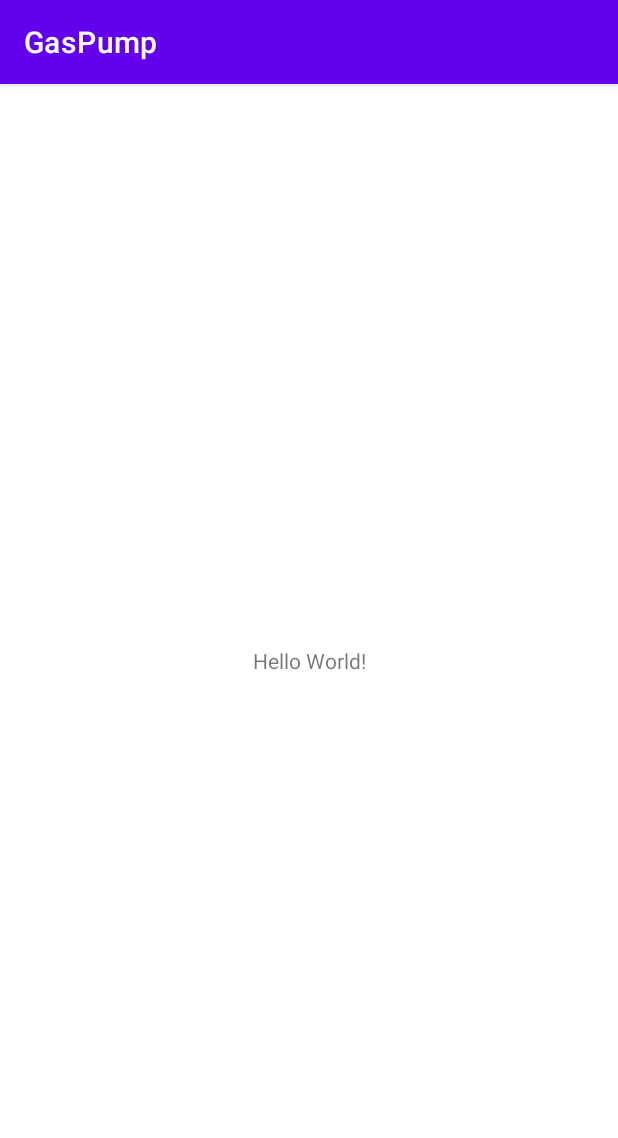
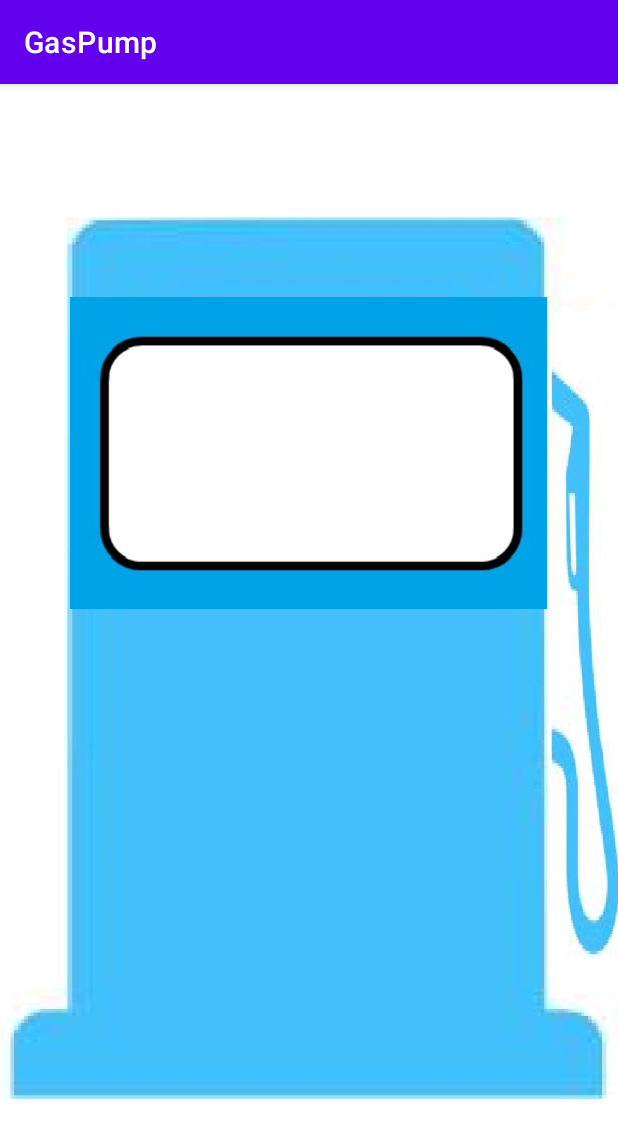
Before and after one commit to aucsc220/GasPump, an Android app: the screen it shows after launch (MainActivity), on a phone screen of 412 x 824 dp. Shown: the top 1138 px of the screen. Run offline under Robolectric (Android 15) with nearby library versions, the phone set to English and light mode, and no system bars.

Commit message:
Made gas pump as two drawings in Paint and put into drawable folder, then added as ImageViews

```diff
--- a/app/src/main/res/layout/activity_main.xml
+++ b/app/src/main/res/layout/activity_main.xml
@@ -6,13 +6,29 @@
     android:layout_height="match_parent"
     tools:context=".MainActivity">
 
-    <TextView
+    <ImageView
+        android:id="@+id/imageView"
         android:layout_width="wrap_content"
         android:layout_height="wrap_content"
-        android:text="Hello World!"
+        android:adjustViewBounds="true"
+        android:scaleType="fitXY"
         app:layout_constraintBottom_toBottomOf="parent"
-        app:layout_constraintLeft_toLeftOf="parent"
-        app:layout_constraintRight_toRightOf="parent"
-        app:layout_constraintTop_toTopOf="parent" />
+        app:layout_constraintEnd_toEndOf="parent"
+        app:layout_constraintHorizontal_bias="1.0"
+        app:layout_constraintStart_toStartOf="parent"
+        app:layout_constraintTop_toTopOf="parent"
+        app:srcCompat="@drawable/blue_gas_pump" />
+
+    <ImageView
+        android:id="@+id/imageView3"
+        android:layout_width="318dp"
+        android:layout_height="241dp"
+        app:layout_constraintBottom_toBottomOf="parent"
+        app:layout_constraintEnd_toEndOf="parent"
+        app:layout_constraintHorizontal_bias="0.493"
+        app:layout_constraintStart_toStartOf="parent"
+        app:layout_constraintTop_toTopOf="parent"
+        app:layout_constraintVertical_bias="0.238"
+        app:srcCompat="@drawable/gas_pump_face" />
 
 </androidx.constraintlayout.widget.ConstraintLayout>
```
Also changed, not shown: app/src/main/res/drawable/blue_gas_pump.jpg (added), app/src/main/res/drawable/gas_pump_face.jpg (added).
